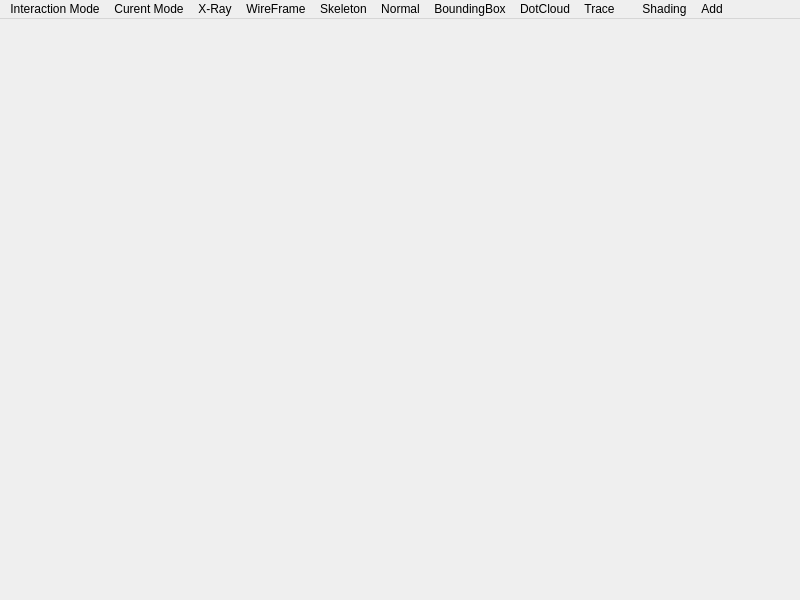
Qt form src/gui/editor/3dview/MainWindow3dView.ui (hiergaut/Goliath-Engine) before a commit.
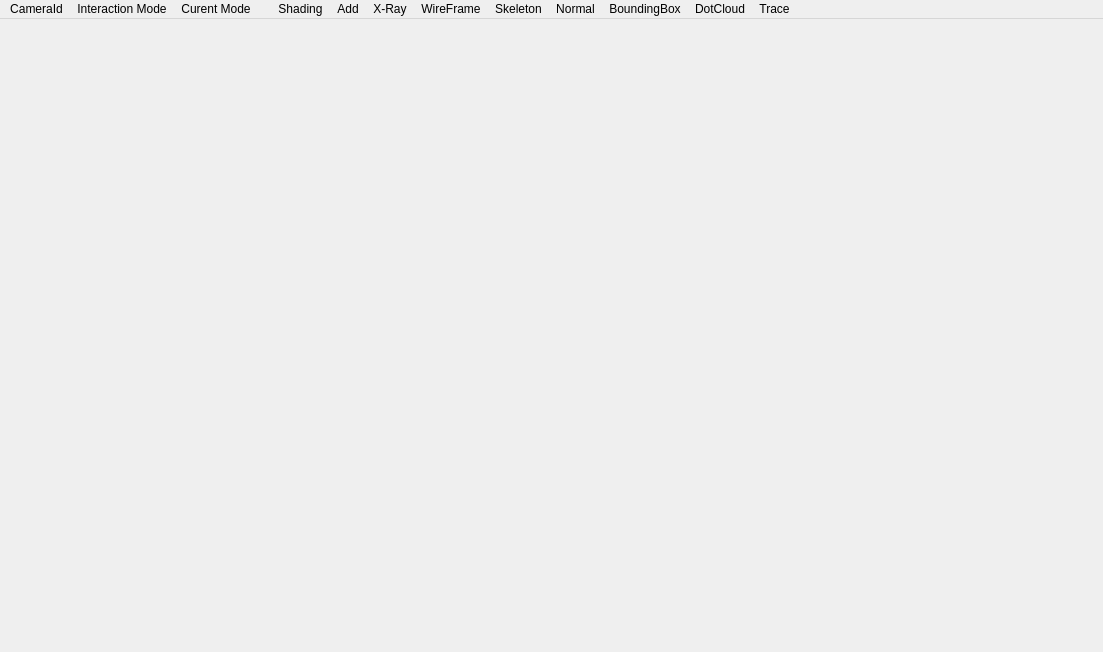
The same form after that commit. Icons and pictures are not drawn.

Commit message: camera delete done

```diff
--- a/src/gui/editor/3dview/MainWindow3dView.ui
+++ b/src/gui/editor/3dview/MainWindow3dView.ui
@@ -6,8 +6,8 @@
    <rect>
     <x>0</x>
     <y>0</y>
-    <width>800</width>
-    <height>600</height>
+    <width>1103</width>
+    <height>652</height>
    </rect>
   </property>
   <property name="windowTitle">
@@ -19,7 +19,7 @@
     <rect>
      <x>0</x>
      <y>0</y>
-     <width>800</width>
+     <width>1103</width>
      <height>19</height>
     </rect>
    </property>
@@ -110,8 +110,17 @@
      <string>Trace</string>
     </property>
    </widget>
+   <widget class="QMenu" name="menuCameraId">
+    <property name="title">
+     <string>CameraId</string>
+    </property>
+   </widget>
+   <addaction name="menuCameraId"/>
    <addaction name="menuInteraction_Mode"/>
    <addaction name="menuCurent_Mode"/>
+   <addaction name="menuShading"/>
+   <addaction name="menuShading_2"/>
+   <addaction name="menuAdd"/>
    <addaction name="menuX_Ray"/>
    <addaction name="menuWireFrame"/>
    <addaction name="menuSkeleton"/>
@@ -119,9 +128,6 @@
    <addaction name="menuBoundingBox"/>
    <addaction name="menuDotCloud"/>
    <addaction name="menuIntersectRay"/>
-   <addaction name="menuShading"/>
-   <addaction name="menuShading_2"/>
-   <addaction name="menuAdd"/>
   </widget>
   <action name="actionWireFrame">
    <property name="checkable">
```
The commit also changes 20 other files.
